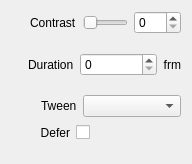
The window that src/Widgets/Inspector/InspectorContrastWidget.ui (CasparCG/client) describes before a commit, drawn with Qt 5.
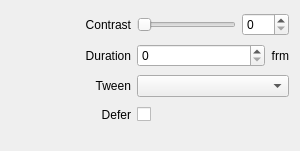
The same window after the commit.

Commit message: Simplify layout of inspector widgets

```diff
--- a/src/Widgets/Inspector/InspectorContrastWidget.ui
+++ b/src/Widgets/Inspector/InspectorContrastWidget.ui
@@ -6,8 +6,8 @@
    <rect>
     <x>0</x>
     <y>0</y>
-    <width>192</width>
-    <height>164</height>
+    <width>300</width>
+    <height>151</height>
    </rect>
   </property>
   <property name="sizePolicy">
@@ -16,169 +16,93 @@
     <verstretch>0</verstretch>
    </sizepolicy>
   </property>
-  <layout class="QVBoxLayout" name="verticalLayout">
-   <item>
-    <layout class="QHBoxLayout" name="horizontalLayoutContrast">
-     <item>
-      <spacer name="horizontalSpacerContrast">
-       <property name="orientation">
-        <enum>Qt::Horizontal</enum>
-       </property>
-       <property name="sizeType">
-        <enum>QSizePolicy::Fixed</enum>
-       </property>
-       <property name="sizeHint" stdset="0">
-        <size>
-         <width>19</width>
-         <height>20</height>
-        </size>
-       </property>
-      </spacer>
-     </item>
-     <item>
-      <widget class="QLabel" name="labelContrast">
-       <property name="text">
-        <string>Contrast</string>
-       </property>
-      </widget>
-     </item>
-     <item>
-      <widget class="QSlider" name="sliderContrast">
-       <property name="maximum">
-        <number>200</number>
-       </property>
-       <property name="orientation">
-        <enum>Qt::Horizontal</enum>
-       </property>
-       <property name="tickInterval">
-        <number>0</number>
-       </property>
-      </widget>
-     </item>
-     <item>
-      <widget class="QSpinBox" name="spinBoxContrast">
-       <property name="maximum">
-        <number>200</number>
-       </property>
-      </widget>
-     </item>
-    </layout>
+  <layout class="QGridLayout" name="gridLayout">
+   <property name="bottomMargin">
+    <number>20</number>
+   </property>
+   <item row="2" column="1" colspan="2">
+    <widget class="QComboBox" name="comboBoxTween">
+     <property name="sizePolicy">
+      <sizepolicy hsizetype="Expanding" vsizetype="Fixed">
+       <horstretch>0</horstretch>
+       <verstretch>0</verstretch>
+      </sizepolicy>
+     </property>
+    </widget>
    </item>
-   <item>
-    <layout class="QHBoxLayout" name="horizontalLayoutDuration">
-     <item>
-      <spacer name="horizontalSpacerTransitionDuration">
-       <property name="orientation">
-        <enum>Qt::Horizontal</enum>
-       </property>
-       <property name="sizeType">
-        <enum>QSizePolicy::Fixed</enum>
-       </property>
-       <property name="sizeHint" stdset="0">
-        <size>
-         <width>17</width>
-         <height>20</height>
-        </size>
-       </property>
-      </spacer>
-     </item>
-     <item>
-      <widget class="QLabel" name="labelTransitionDuration">
-       <property name="text">
-        <string>Duration</string>
-       </property>
-      </widget>
-     </item>
-     <item>
-      <widget class="QSpinBox" name="spinBoxTransitionDuration">
-       <property name="sizePolicy">
-        <sizepolicy hsizetype="Expanding" vsizetype="Fixed">
-         <horstretch>0</horstretch>
-         <verstretch>0</verstretch>
-        </sizepolicy>
-       </property>
-       <property name="maximum">
-        <number>999</number>
-       </property>
-      </widget>
-     </item>
-     <item>
-      <widget class="QLabel" name="labelFrm1">
-       <property name="text">
-        <string>frm</string>
-       </property>
-       <property name="alignment">
-        <set>Qt::AlignRight|Qt::AlignTrailing|Qt::AlignVCenter</set>
-       </property>
-      </widget>
-     </item>
-    </layout>
+   <item row="1" column="2">
+    <widget class="QLabel" name="labelFrm1">
+     <property name="text">
+      <string>frm</string>
+     </property>
+     <property name="alignment">
+      <set>Qt::AlignRight|Qt::AlignTrailing|Qt::AlignVCenter</set>
+     </property>
+    </widget>
    </item>
-   <item>
-    <layout class="QHBoxLayout" name="horizontalLayoutTween">
-     <item>
-      <spacer name="horizontalSpacerTween">
-       <property name="orientation">
-        <enum>Qt::Horizontal</enum>
-       </property>
-       <property name="sizeType">
-        <enum>QSizePolicy::Fixed</enum>
-       </property>
-       <property name="sizeHint" stdset="0">
-        <size>
-         <width>30</width>
-         <height>20</height>
-        </size>
-       </property>
-      </spacer>
-     </item>
-     <item>
-      <widget class="QLabel" name="labelEasing">
-       <property name="text">
-        <string>Tween</string>
-       </property>
-      </widget>
-     </item>
-     <item>
-      <widget class="QComboBox" name="comboBoxTween">
-       <property name="sizePolicy">
-        <sizepolicy hsizetype="Expanding" vsizetype="Fixed">
-         <horstretch>0</horstretch>
-         <verstretch>0</verstretch>
-        </sizepolicy>
-       </property>
-      </widget>
-     </item>
-    </layout>
+   <item row="1" column="1">
+    <widget class="QSpinBox" name="spinBoxTransitionDuration">
+     <property name="sizePolicy">
+      <sizepolicy hsizetype="Expanding" vsizetype="Fixed">
+       <horstretch>0</horstretch>
+       <verstretch>0</verstretch>
+      </sizepolicy>
+     </property>
+     <property name="maximum">
+      <number>999</number>
+     </property>
+    </widget>
    </item>
-   <item>
+   <item row="0" column="0">
+    <widget class="QLabel" name="labelContrast">
+     <property name="minimumSize">
+      <size>
+       <width>120</width>
+       <height>0</height>
+      </size>
+     </property>
+     <property name="text">
+      <string>Contrast</string>
+     </property>
+     <property name="alignment">
+      <set>Qt::AlignRight|Qt::AlignTrailing|Qt::AlignVCenter</set>
+     </property>
+    </widget>
+   </item>
+   <item row="2" column="0">
+    <widget class="QLabel" name="labelEasing">
+     <property name="minimumSize">
+      <size>
+       <width>120</width>
+       <height>0</height>
+      </size>
+     </property>
+     <property name="text">
+      <string>Tween</string>
+     </property>
+     <property name="alignment">
+      <set>Qt::AlignRight|Qt::AlignTrailing|Qt::AlignVCenter</set>
+     </property>
+    </widget>
+   </item>
+   <item row="1" column="0">
+    <widget class="QLabel" name="labelTransitionDuration">
+     <property name="minimumSize">
+      <size>
+       <width>120</width>
+       <height>0</height>
+      </size>
+     </property>
+     <property name="text">
+      <string>Duration</string>
+     </property>
+     <property name="alignment">
+      <set>Qt::AlignRight|Qt::AlignTrailing|Qt::AlignVCenter</set>
+     </property>
+    </widget>
+   </item>
+   <item row="3" column="1" colspan="2">
     <layout class="QHBoxLayout" name="horizontalLayoutDefer">
-     <item>
-      <spacer name="horizontalSpacerDefer1">
-       <property name="orientation">
-        <enum>Qt::Horizontal</enum>
-       </property>
-       <property name="sizeType">
-        <enum>QSizePolicy::Fixed</enum>
-       </property>
-       <property name="sizeHint" stdset="0">
-        <size>
-         <width>29</width>
-         <height>20</height>
-        </size>
-       </property>
-      </spacer>
-     </item>
-     <item>
-      <widget class="QLabel" name="labelDefer">
-       <property name="text">
-        <string>Defer</string>
-       </property>
-       <property name="alignment">
-        <set>Qt::AlignRight|Qt::AlignTrailing|Qt::AlignVCenter</set>
-       </property>
-      </widget>
-     </item>
      <item>
       <widget class="QCheckBox" name="checkBoxDefer">
        <property name="layoutDirection">
@@ -204,21 +128,45 @@
      </item>
     </layout>
    </item>
-   <item>
-    <spacer name="verticalSpacerSaturation">
-     <property name="orientation">
-      <enum>Qt::Vertical</enum>
-     </property>
-     <property name="sizeType">
-      <enum>QSizePolicy::Fixed</enum>
-     </property>
-     <property name="sizeHint" stdset="0">
+   <item row="3" column="0">
+    <widget class="QLabel" name="labelDefer">
+     <property name="minimumSize">
       <size>
-       <width>20</width>
-       <height>10</height>
+       <width>120</width>
+       <height>0</height>
       </size>
      </property>
-    </spacer>
+     <property name="text">
+      <string>Defer</string>
+     </property>
+     <property name="alignment">
+      <set>Qt::AlignRight|Qt::AlignTrailing|Qt::AlignVCenter</set>
+     </property>
+    </widget>
+   </item>
+   <item row="0" column="1" colspan="2">
+    <layout class="QHBoxLayout" name="horizontalLayoutContrast">
+     <item>
+      <widget class="QSlider" name="sliderContrast">
+       <property name="maximum">
+        <number>200</number>
+       </property>
+       <property name="orientation">
+        <enum>Qt::Horizontal</enum>
+       </property>
+       <property name="tickInterval">
+        <number>0</number>
+       </property>
+      </widget>
+     </item>
+     <item>
+      <widget class="QSpinBox" name="spinBoxContrast">
+       <property name="maximum">
+        <number>200</number>
+       </property>
+      </widget>
+     </item>
+    </layout>
    </item>
   </layout>
  </widget>
```
Left out of the diff: 7 changed lines with no effect on the pictures. The commit also changes 58 other files.
